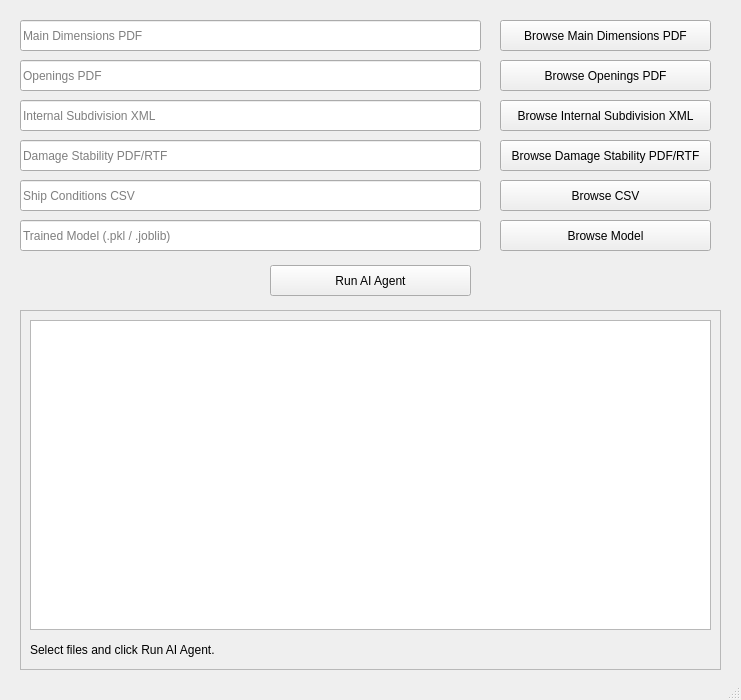
Old version of the form ui/agentMainWindow.ui in the repository Conoship/pias.
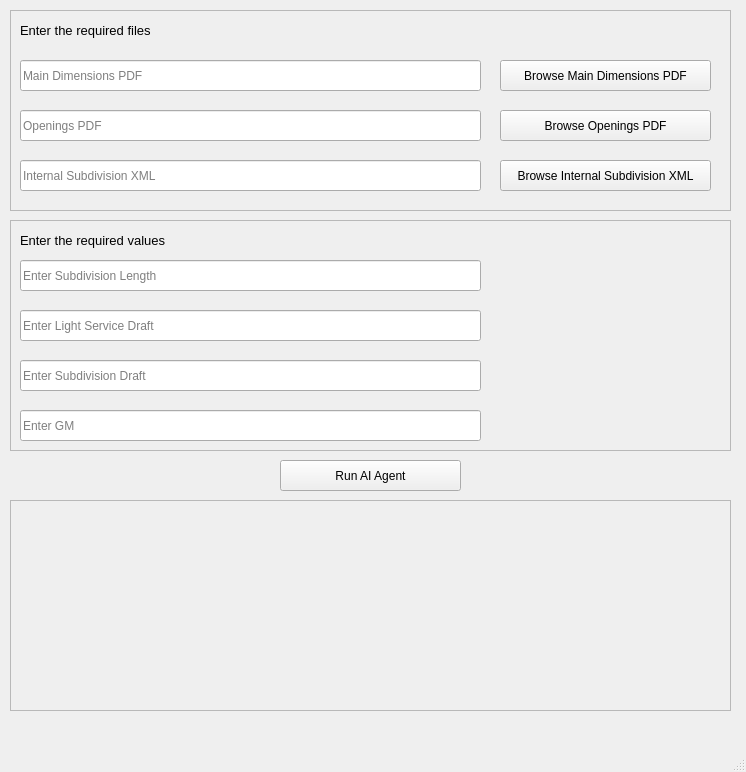
New version of the form.

Diff of the .ui file:
```diff
--- a/ui/agentMainWindow.ui
+++ b/ui/agentMainWindow.ui
@@ -6,96 +6,282 @@
    <rect>
     <x>0</x>
     <y>0</y>
-    <width>741</width>
-    <height>700</height>
+    <width>746</width>
+    <height>772</height>
    </rect>
   </property>
   <property name="windowTitle">
    <string>MainWindow</string>
   </property>
   <widget class="QWidget" name="centralwidget">
-
-   <widget class="QLineEdit" name="mainDimsLineEdit">
-    <property name="geometry"><rect><x>20</x><y>20</y><width>461</width><height>31</height></rect></property>
-    <property name="readOnly"><bool>true</bool></property>
-    <property name="placeholderText"><string>Main Dimensions PDF</string></property>
-   </widget>
-   <widget class="QPushButton" name="mainDimsBtn">
-    <property name="geometry"><rect><x>500</x><y>20</y><width>211</width><height>31</height></rect></property>
-    <property name="text"><string>Browse Main Dimensions PDF</string></property>
-   </widget>
-
-   <widget class="QLineEdit" name="openingsLineEdit">
-    <property name="geometry"><rect><x>20</x><y>60</y><width>461</width><height>31</height></rect></property>
-    <property name="readOnly"><bool>true</bool></property>
-    <property name="placeholderText"><string>Openings PDF</string></property>
-   </widget>
-   <widget class="QPushButton" name="openingsBtn">
-    <property name="geometry"><rect><x>500</x><y>60</y><width>211</width><height>31</height></rect></property>
-    <property name="text"><string>Browse Openings PDF</string></property>
-   </widget>
-
-   <widget class="QLineEdit" name="internalSubdivLineEdit">
-    <property name="geometry"><rect><x>20</x><y>100</y><width>461</width><height>31</height></rect></property>
-    <property name="readOnly"><bool>true</bool></property>
-    <property name="placeholderText"><string>Internal Subdivision XML</string></property>
-   </widget>
-   <widget class="QPushButton" name="internalSubdivBtn">
-    <property name="geometry"><rect><x>500</x><y>100</y><width>211</width><height>31</height></rect></property>
-    <property name="text"><string>Browse Internal Subdivision XML</string></property>
-   </widget>
-
-   <widget class="QLineEdit" name="damageStabLineEdit">
-    <property name="geometry"><rect><x>20</x><y>140</y><width>461</width><height>31</height></rect></property>
-    <property name="readOnly"><bool>true</bool></property>
-    <property name="placeholderText"><string>Damage Stability PDF/RTF</string></property>
-   </widget>
-   <widget class="QPushButton" name="damageStabBtn">
-    <property name="geometry"><rect><x>500</x><y>140</y><width>211</width><height>31</height></rect></property>
-    <property name="text"><string>Browse Damage Stability PDF/RTF</string></property>
-   </widget>
-
-   <widget class="QLineEdit" name="csvLineEdit">
-    <property name="geometry"><rect><x>20</x><y>180</y><width>461</width><height>31</height></rect></property>
-    <property name="readOnly"><bool>true</bool></property>
-    <property name="placeholderText"><string>Ship Conditions CSV</string></property>
-   </widget>
-   <widget class="QPushButton" name="csvBrowseBtn">
-    <property name="geometry"><rect><x>500</x><y>180</y><width>211</width><height>31</height></rect></property>
-    <property name="text"><string>Browse CSV</string></property>
-   </widget>
-
-   <widget class="QLineEdit" name="modelLineEdit">
-    <property name="geometry"><rect><x>20</x><y>220</y><width>461</width><height>31</height></rect></property>
-    <property name="readOnly"><bool>true</bool></property>
-    <property name="placeholderText"><string>Trained Model (.pkl / .joblib)</string></property>
-   </widget>
-   <widget class="QPushButton" name="modelBrowseBtn">
-    <property name="geometry"><rect><x>500</x><y>220</y><width>211</width><height>31</height></rect></property>
-    <property name="text"><string>Browse Model</string></property>
-   </widget>
    <widget class="QPushButton" name="runBtn">
-    <property name="geometry"><rect><x>270</x><y>265</y><width>201</width><height>31</height></rect></property>
-    <property name="text"><string>Run AI Agent</string></property>
+    <property name="geometry">
+     <rect>
+      <x>280</x>
+      <y>460</y>
+      <width>181</width>
+      <height>31</height>
+     </rect>
+    </property>
+    <property name="text">
+     <string>Run AI Agent</string>
+    </property>
    </widget>
-
+   <widget class="QFrame" name="filesFrame">
+    <property name="geometry">
+     <rect>
+      <x>10</x>
+      <y>10</y>
+      <width>721</width>
+      <height>201</height>
+     </rect>
+    </property>
+    <property name="frameShape">
+     <enum>QFrame::StyledPanel</enum>
+    </property>
+    <property name="frameShadow">
+     <enum>QFrame::Raised</enum>
+    </property>
+    <widget class="QLineEdit" name="mainDimsLineEdit">
+     <property name="geometry">
+      <rect>
+       <x>10</x>
+       <y>50</y>
+       <width>461</width>
+       <height>31</height>
+      </rect>
+     </property>
+     <property name="readOnly">
+      <bool>true</bool>
+     </property>
+     <property name="placeholderText">
+      <string>Main Dimensions PDF</string>
+     </property>
+     <property name="clearButtonEnabled">
+      <bool>false</bool>
+     </property>
+    </widget>
+    <widget class="QLineEdit" name="openingsLineEdit">
+     <property name="geometry">
+      <rect>
+       <x>10</x>
+       <y>100</y>
+       <width>461</width>
+       <height>31</height>
+      </rect>
+     </property>
+     <property name="readOnly">
+      <bool>true</bool>
+     </property>
+     <property name="placeholderText">
+      <string>Openings PDF</string>
+     </property>
+     <property name="clearButtonEnabled">
+      <bool>false</bool>
+     </property>
+    </widget>
+    <widget class="QLineEdit" name="internalSubdivLineEdit">
+     <property name="geometry">
+      <rect>
+       <x>10</x>
+       <y>150</y>
+       <width>461</width>
+       <height>31</height>
+      </rect>
+     </property>
+     <property name="readOnly">
+      <bool>true</bool>
+     </property>
+     <property name="placeholderText">
+      <string>Internal Subdivision XML</string>
+     </property>
+     <property name="clearButtonEnabled">
+      <bool>false</bool>
+     </property>
+    </widget>
+    <widget class="QPushButton" name="mainDimsBtn">
+     <property name="geometry">
+      <rect>
+       <x>490</x>
+       <y>50</y>
+       <width>211</width>
+       <height>31</height>
+      </rect>
+     </property>
+     <property name="text">
+      <string>Browse Main Dimensions PDF</string>
+     </property>
+    </widget>
+    <widget class="QPushButton" name="openingsBtn">
+     <property name="geometry">
+      <rect>
+       <x>490</x>
+       <y>100</y>
+       <width>211</width>
+       <height>31</height>
+      </rect>
+     </property>
+     <property name="text">
+      <string>Browse Openings PDF</string>
+     </property>
+    </widget>
+    <widget class="QPushButton" name="internalSubdivBtn">
+     <property name="geometry">
+      <rect>
+       <x>490</x>
+       <y>150</y>
+       <width>211</width>
+       <height>31</height>
+      </rect>
+     </property>
+     <property name="text">
+      <string>Browse Internal Subdivision XML</string>
+     </property>
+    </widget>
+    <widget class="QLabel" name="label">
+     <property name="geometry">
+      <rect>
+       <x>10</x>
+       <y>0</y>
+       <width>171</width>
+       <height>41</height>
+      </rect>
+     </property>
+     <property name="font">
+      <font>
+       <pointsize>10</pointsize>
+      </font>
+     </property>
+     <property name="text">
+      <string>Enter the required files</string>
+     </property>
+    </widget>
+   </widget>
+   <widget class="QFrame" name="valuesFrame">
+    <property name="geometry">
+     <rect>
+      <x>10</x>
+      <y>220</y>
+      <width>721</width>
+      <height>231</height>
+     </rect>
+    </property>
+    <property name="frameShape">
+     <enum>QFrame::StyledPanel</enum>
+    </property>
+    <property name="frameShadow">
+     <enum>QFrame::Raised</enum>
+    </property>
+    <widget class="QLineEdit" name="subdivLenLineEdit">
+     <property name="geometry">
+      <rect>
+       <x>10</x>
+       <y>40</y>
+       <width>461</width>
+       <height>31</height>
+      </rect>
+     </property>
+     <property name="readOnly">
+      <bool>false</bool>
+     </property>
+     <property name="placeholderText">
+      <string>Enter Subdivision Length</string>
+     </property>
+     <property name="clearButtonEnabled">
+      <bool>true</bool>
+     </property>
+    </widget>
+    <widget class="QLineEdit" name="gmLineEdit">
+     <property name="geometry">
+      <rect>
+       <x>10</x>
+       <y>190</y>
+       <width>461</width>
+       <height>31</height>
+      </rect>
+     </property>
+     <property name="readOnly">
+      <bool>false</bool>
+     </property>
+     <property name="placeholderText">
+      <string>Enter GM</string>
+     </property>
+     <property name="clearButtonEnabled">
+      <bool>true</bool>
+     </property>
+    </widget>
+    <widget class="QLineEdit" name="subdivDraftLineEdit">
+     <property name="geometry">
+      <rect>
+       <x>10</x>
+       <y>140</y>
+       <width>461</width>
+       <height>31</height>
+      </rect>
+     </property>
+     <property name="readOnly">
+      <bool>false</bool>
+     </property>
+     <property name="placeholderText">
+      <string>Enter Subdivision Draft</string>
+     </property>
+     <property name="clearButtonEnabled">
+      <bool>true</bool>
+     </property>
+    </widget>
+    <widget class="QLineEdit" name="lightServiceDraftLineEdit">
+     <property name="geometry">
+      <rect>
+       <x>10</x>
+       <y>90</y>
+       <width>461</width>
+       <height>31</height>
+      </rect>
+     </property>
+     <property name="readOnly">
+      <bool>false</bool>
+     </property>
+     <property name="placeholderText">
+      <string>Enter Light Service Draft</string>
+     </property>
+     <property name="clearButtonEnabled">
+      <bool>true</bool>
+     </property>
+    </widget>
+    <widget class="QLabel" name="label_2">
+     <property name="geometry">
+      <rect>
+       <x>10</x>
+       <y>0</y>
+       <width>211</width>
+       <height>41</height>
+      </rect>
+     </property>
+     <property name="font">
+      <font>
+       <pointsize>10</pointsize>
+      </font>
+     </property>
+     <property name="text">
+      <string>Enter the required values</string>
+     </property>
+    </widget>
+   </widget>
    <widget class="QFrame" name="resultsFrame">
-    <property name="geometry"><rect><x>20</x><y>310</y><width>701</width><height>360</height></rect></property>
-    <property name="frameShape"><enum>QFrame::StyledPanel</enum></property>
-    <property name="frameShadow"><enum>QFrame::Raised</enum></property>
-
-    <widget class="QTableWidget" name="resultsTable">
-     <property name="geometry"><rect><x>10</x><y>10</y><width>681</width><height>310</height></rect></property>
-     <property name="alternatingRowColors"><bool>true</bool></property>
-     <property name="selectionBehavior"><enum>QAbstractItemView::SelectRows</enum></property>
-     <property name="sortingEnabled"><bool>true</bool></property>
-    </widget>
-
-    <widget class="QLabel" name="predStatusLabel">
-     <property name="geometry"><rect><x>10</x><y>330</y><width>681</width><height>20</height></rect></property>
-     <property name="text"><string>Select files and click Run AI Agent.</string></property>
-    </widget>
-
+    <property name="geometry">
+     <rect>
+      <x>10</x>
+      <y>500</y>
+      <width>721</width>
+      <height>211</height>
+     </rect>
+    </property>
+    <property name="frameShape">
+     <enum>QFrame::StyledPanel</enum>
+    </property>
+    <property name="frameShadow">
+     <enum>QFrame::Raised</enum>
+    </property>
    </widget>
 
   </widget>
```
Left out of the diff: 10 changed lines with no effect on the pictures.
